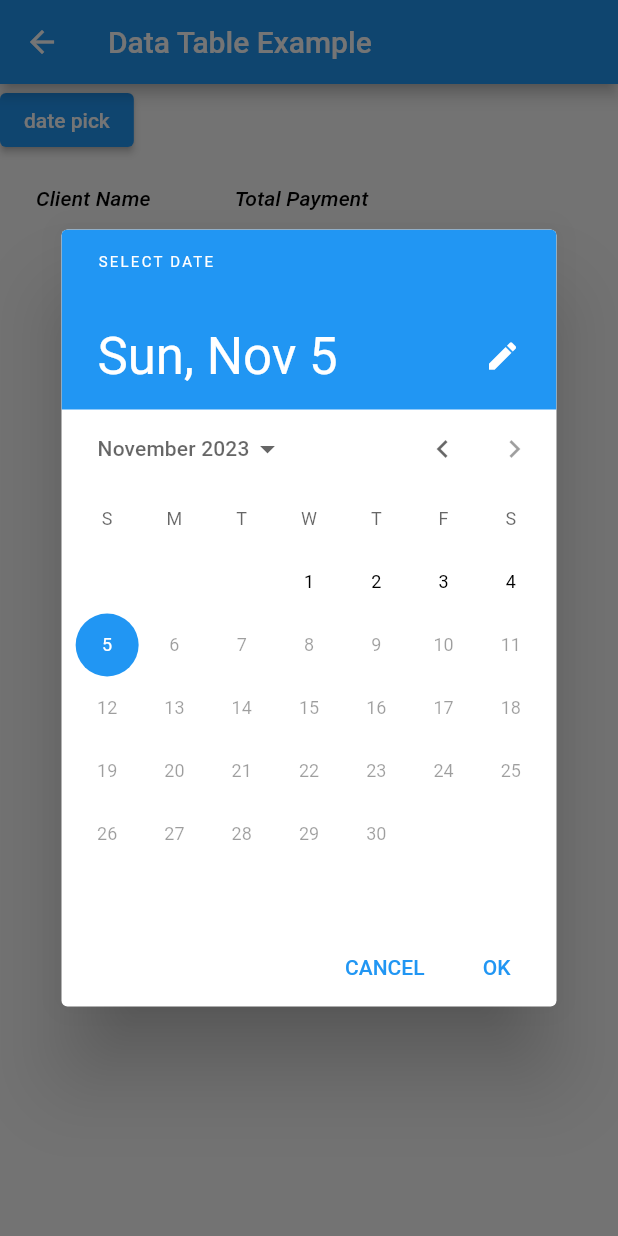
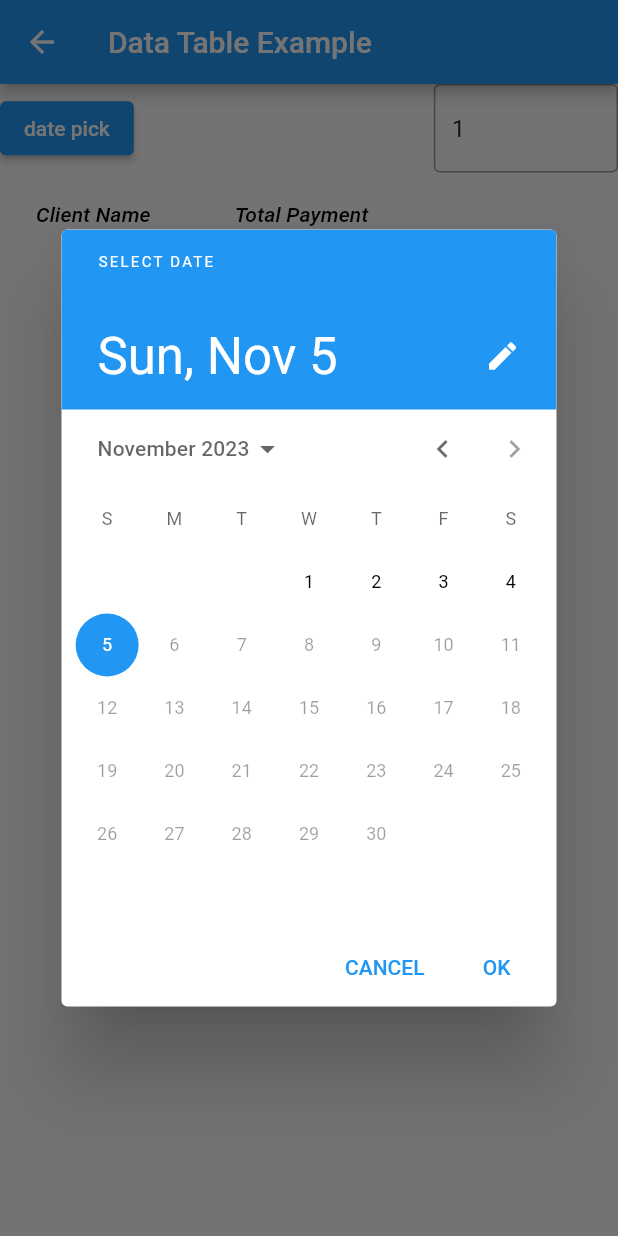
Before and after one commit to yosih48/clients-flutter, a Flutter app: the DataTableExample screen opened directly, after a tap on "date pick", on a phone screen of 412 x 824 dp. Run offline on Flutter 3.47's test engine with Material 2 defaults, Android fonts, the phone set to English and light mode, and no system bars; our stand-ins replace cloud_firestore, csv, firebase_auth, firebase_core, flutter_slidable, fluttertoast and 7 more; missing offline and left inert: external_path, month_year_picker; accounts and stored records are empty; generated files the repository leaves out were written again; network calls fail.

Commit message:
start month logic workes

```diff
--- a/lib/main.dart
+++ b/lib/main.dart
@@ -22,7 +22,7 @@ import 'todoItem.dart';
 import 'componenets/datePick.dart';
 import 'objects/clients.dart';
 import 'package:cloud_firestore/cloud_firestore.dart';
-
+import 'package:month_year_picker/month_year_picker.dart';
 // Future< void> main()
 // async{
 //   WidgetsFlutterBinding.ensureInitialized();
@@ -61,6 +61,7 @@ class TodoApp extends StatelessWidget {
         GlobalMaterialLocalizations.delegate,
         GlobalWidgetsLocalizations.delegate,
         GlobalCupertinoLocalizations.delegate,
+           MonthYearPickerLocalizations.delegate,
       ],
       supportedLocales: [
         Locale('en'), // English
--- a/lib/screens/tableScreen.dart
+++ b/lib/screens/tableScreen.dart
@@ -5,6 +5,8 @@ import 'package:intl/intl.dart';
 import '../componenets/datePick.dart';
 import '../componenets/datePicker.dart';
 import '../componenets/tableData.dart';
+import 'package:month_year_picker/month_year_picker.dart';
+import 'package:flutter_localizations/flutter_localizations.dart';
 
 class DataTableExample extends StatefulWidget {
   const DataTableExample({Key? key}) : super(key: key);
@@ -14,11 +16,12 @@ class DataTableExample extends StatefulWidget {
 }
 
 class _DataTableExampleState extends State<DataTableExample> {
-  TextEditingController dateController = TextEditingController();
+
+  final _dateC = TextEditingController(text:'1');
 
   @override
   void initState() {
-    dateController.text = ""; //set the initial value of text field
+
     super.initState();
   }
 
@@ -29,7 +32,7 @@ class _DataTableExampleState extends State<DataTableExample> {
     DateTime selected = DateTime.now();
     DateTime initial = DateTime(1970);
     DateTime last = DateTime.now();
-    final _dateC = TextEditingController();
+
     Future displayDatePicker(context) async {
       var date = await showDatePicker(
         context: context,
@@ -39,11 +42,60 @@ class _DataTableExampleState extends State<DataTableExample> {
       );
       if (date != null) {
         setState(() {
-          _dateC.text = date.toLocal().toString().split(" ")[0];
+          // _dateC.text = date.toLocal().toString().split(" ")[0];
+          String selectedDate =
+              date.toLocal().toString().split(" ")[0]; // Example: "2023-11-05"
+
+          List<String> dateParts = selectedDate
+              .split("-"); // Split by "-" to get parts ["2023", "11", "05"]
+
+          // Extract the month part and convert it to an integer
+          int month = int.parse(dateParts[1]);
+
+          // Now 'month' contains the month as an integer (e.g., 11)
+
+          _dateC.text =
+              selectedDate; // If you want to keep the full date as a string
+
+          // or
+
+          _dateC.text =
+              month.toString(); // If you only want the month as a string
         });
       }
       print(_dateC.text);
     }
+//  Future<void> displayDatePicker(BuildContext context) async {
+//       DateTime currentDate = DateTime.now();
+//       DateTime? selectedDate = await showDatePicker(
+//         context: context,
+//         initialDate: currentDate,
+//         firstDate: DateTime(currentDate.year - 1, 1),
+//         lastDate: DateTime(currentDate.year + 1, 12),
+//         builder: (BuildContext context, Widget? child) {
+//           return Theme(
+//             data: ThemeData.light().copyWith(
+//               primaryColor:
+//                   Colors.blue, // Change the primary color to your preference
+//               accentColor:
+//                   Colors.blue, // Change the accent color to your preference
+//               colorScheme: ColorScheme.light(primary: Colors.blue),
+//               buttonTheme: ButtonThemeData(textTheme: ButtonTextTheme.primary),
+//             ),
+//             child: child!,
+//           );
+//         },
+//       );
+
+//       if (selectedDate != null) {
+//         setState(() {
+//           // Format the selected date to display only the month and year
+//           String formattedDate = DateFormat.yMMM().format(selectedDate);
+//           _dateC.text = formattedDate;
+//         });
+//         print(_dateC.text);
+//       }
+//     }
 
     return StreamBuilder<QuerySnapshot>(
       stream: FirebaseFirestore.instance
@@ -69,11 +121,30 @@ class _DataTableExampleState extends State<DataTableExample> {
                 //  body: DataTableWidget(rows: rows),
                 body: Column(children: [
                   Row(
+                    mainAxisAlignment: MainAxisAlignment.spaceEvenly,
                     children: [
                       ElevatedButton(
                           onPressed: () => displayDatePicker(context),
-                          child: const Text('date pick'))
+                          child: const Text('date pick')),
+                          SizedBox(width: 200),
+Expanded(
+  child:   TextFormField(
+
+    controller: _dateC,
+
+    decoration: const InputDecoration(
+
+      // labelText: 'date picker',
+
+      border: OutlineInputBorder()
+
+    ),
+
+  ),
+),
+
                     ],
+
                   ),
                   Row(
                     children: [
@@ -100,7 +171,9 @@ class _DataTableExampleState extends State<DataTableExample> {
     Map<String, double> clientTotalPayments,
     List<DataRow> rows,
   ) async {
-    int startTimestamp = DateTime(2023, 10, 1).millisecondsSinceEpoch;
+    print(_dateC.text);
+    int month = int.parse(_dateC.text);
+    int startTimestamp = DateTime(2023, month  , 1).millisecondsSinceEpoch;
     int endTimestamp = DateTime(2023, 12, 1).millisecondsSinceEpoch;
 
     for (QueryDocumentSnapshot userDataDoc in userDataDocs) {
```
